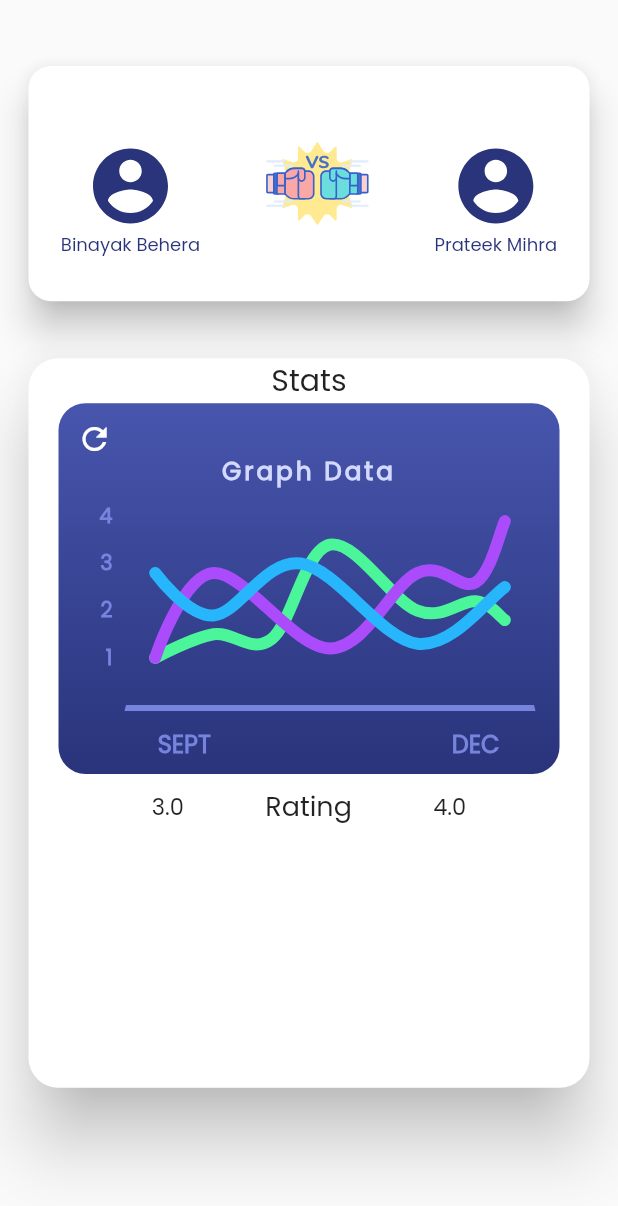
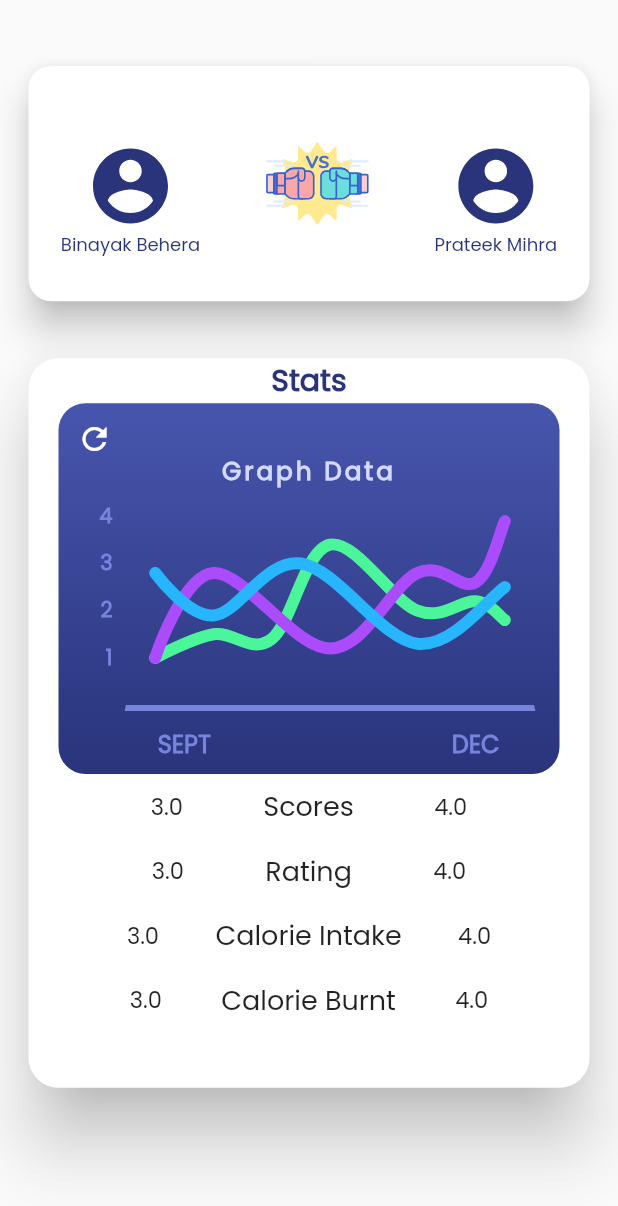
Before and after one commit to binayakbehera999/Snap-N-Eat, a Flutter app: the Arena widget shown alone on an empty page, opened directly, on a phone screen of 412 x 824 dp. Shown: the top 1206 px of the screen. Run offline on Flutter 3.47's test engine with Material 2 defaults, Android fonts, the phone set to English and light mode, and no system bars; drawn by our look-alikes of fl_chart; our stand-ins replace cloud_firestore, flutter_svg, fluttertoast, image_picker, percent_indicator, share and 1 more; missing offline and left inert: fluid_bottom_nav_bar, oauth2_client, tflite; accounts and stored records are empty; network calls fail.

Commit message:
arena update

```diff
--- a/lib/screens/arena.dart
+++ b/lib/screens/arena.dart
@@ -92,12 +92,37 @@ class _ArenaState extends State<Arena> {
                     Center(
                       child: Text(
                         "Stats",
-                        style: TextStyle(fontSize: 20),
+                        style: TextStyle(
+                            fontSize: 20,
+                            color: primaryColor,
+                            fontWeight: FontWeight.bold),
                       ),
                     ),
                     Container(
                       child: Graph(),
                       height: screenHeight * 0.3,
+                    ),
+                    Padding(
+                      padding: const EdgeInsets.all(8.0),
+                      child: Row(
+                        mainAxisAlignment: MainAxisAlignment.spaceEvenly,
+                        children: <Widget>[
+                          Text(
+                            "3.0",
+                            style: TextStyle(fontSize: 15),
+                          ),
+                          Center(
+                            child: Text(
+                              "Scores",
+                              style: TextStyle(fontSize: 18),
+                            ),
+                          ),
+                          Text(
+                            "4.0",
+                            style: TextStyle(fontSize: 15),
+                          )
+                        ],
+                      ),
                     ),
                     Padding(
                       padding: const EdgeInsets.all(8.0),
@@ -120,6 +145,50 @@ class _ArenaState extends State<Arena> {
                           )
                         ],
                       ),
+                    ),
+                    Padding(
+                      padding: const EdgeInsets.all(8.0),
+                      child: Row(
+                        mainAxisAlignment: MainAxisAlignment.spaceEvenly,
+                        children: <Widget>[
+                          Text(
+                            "3.0",
+                            style: TextStyle(fontSize: 15),
+                          ),
+                          Center(
+                            child: Text(
+                              "Calorie Intake",
+                              style: TextStyle(fontSize: 18),
+                            ),
+                          ),
+                          Text(
+                            "4.0",
+                            style: TextStyle(fontSize: 15),
+                          )
+                        ],
+                      ),
+                    ),
+                    Padding(
+                      padding: const EdgeInsets.all(8.0),
+                      child: Row(
+                        mainAxisAlignment: MainAxisAlignment.spaceEvenly,
+                        children: <Widget>[
+                          Text(
+                            "3.0",
+                            style: TextStyle(fontSize: 15),
+                          ),
+                          Center(
+                            child: Text(
+                              "Calorie Burnt",
+                              style: TextStyle(fontSize: 18),
+                            ),
+                          ),
+                          Text(
+                            "4.0",
+                            style: TextStyle(fontSize: 15),
+                          )
+                        ],
+                      ),
                     )
                   ],
                 ),
--- /dev/null
+++ b/lib/screens/insurance.dart
@@ -0,0 +1,8 @@
+import 'package:flutter/material.dart';
+
+class Insurance extends StatelessWidget {
+  @override
+  Widget build(BuildContext context) {
+    return Container();
+  }
+}
--- a/lib/utils/algo.dart
+++ b/lib/utils/algo.dart
@@ -36,15 +36,16 @@ class RatingCalculator {
 
   double healthRating(weight, height) {
     double optimumWeight = 21.7 * height * height / 10000;
-    double rating = (((weight - optimumWeight) / optimumWeight).abs()-1).abs()*5;
+    double rating =
+        (((weight - optimumWeight) / optimumWeight).abs() - 1).abs() * 5;
     return rating;
   }
 
-  // double goalRating(initialWeight, currWeight, totalWeek, currWeek, height) {
-  //   double goalWeight = 21.7 * height * height / 10000;
-  //   double idealWeightChange =
-  //       (((goalWeight - initialWeight) / totalWeek) * currWeek).abs();
-  //   double actualWeightChange = (initialWeight - currWeight).abs();
-  //   return (actualWeightChange / idealWeightChange) * 5;
-  // }
+  double goalRating(initialWeight, currWeight, totalWeek, currWeek, height) {
+    double goalWeight = 21.7 * height * height / 10000;
+    double idealWeightChange =
+        (((goalWeight - initialWeight) / totalWeek) * currWeek).abs();
+    double actualWeightChange = (initialWeight - currWeight).abs();
+    return (actualWeightChange / idealWeightChange) * 5;
+  }
 }
```
